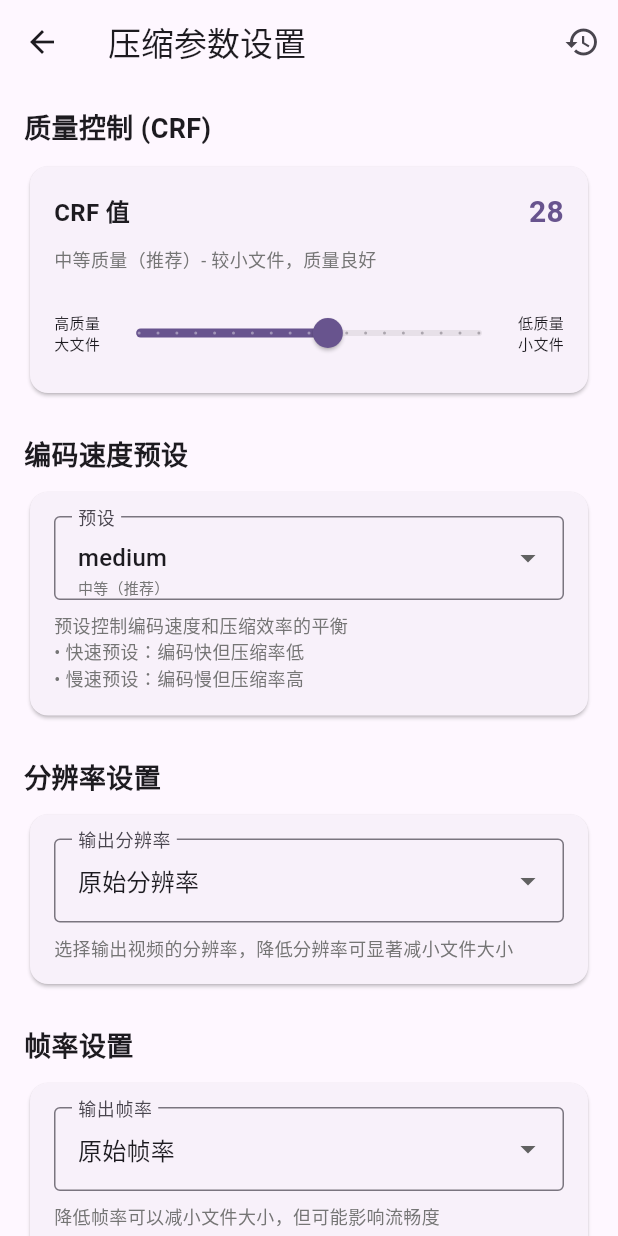
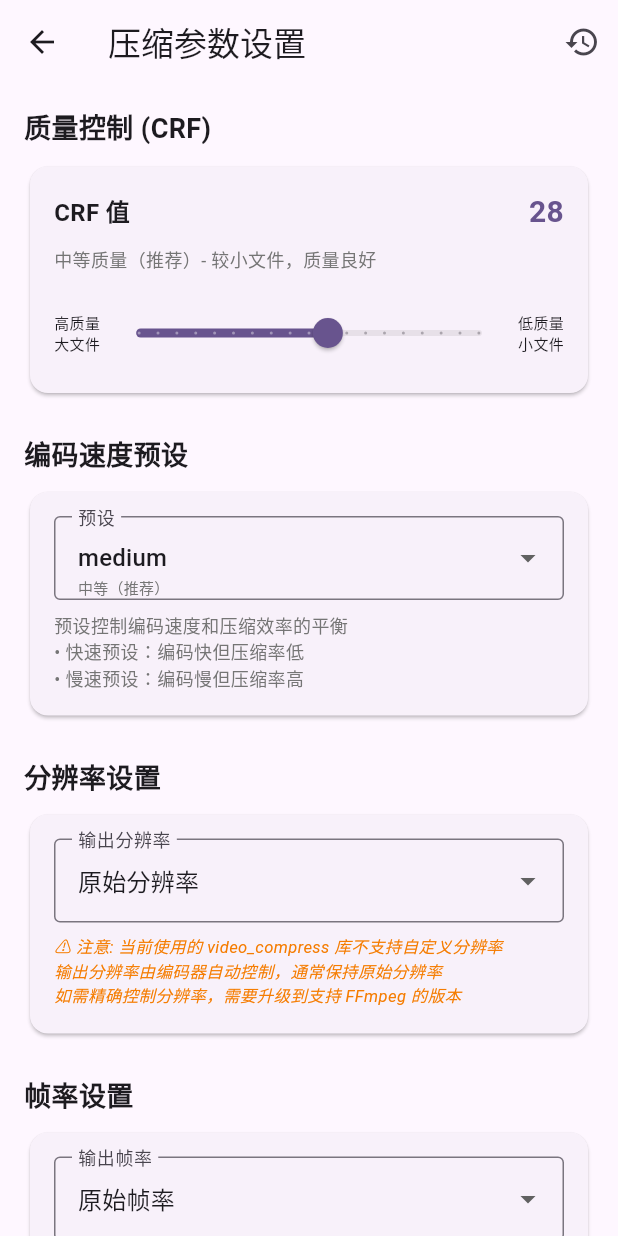
Before and after one commit to RhineLT/FFmpeg-Mobile, a Flutter app: the SettingsScreen screen opened directly, on a phone screen of 412 x 824 dp. Run offline on Flutter 3.47's test engine with Material 3 defaults, Android fonts, the phone set to English and light mode, and no system bars; our stand-ins replace file_picker, logger, permission_handler, shared_preferences; missing offline and left inert: video_compress; accounts and stored records are empty; statements that could not run were skipped; project files that could hold a hidden picture were left out.

Commit message:
fix: 读取原始视频信息并正确应用帧率设置
问题修复:
- 所有输出视频分辨率固定为960x720的问题
- 压缩前使用VideoCompress.getMediaInfo()读取原始视频元数据
- 记录原始分辨率、时长、码率等信息到日志

帧率处理:
- ✅ 支持自定义帧率设置(24/25/30/50/60 fps)
- ✅ 支持保持原始帧率(默认30fps)
- ✅ frameRate参数正确传递给VideoCompress.compressVideo()

分辨率处理:
- ⚠️ video_compress库不支持自定义分辨率参数
- 输出分辨率由VideoQuality和原始视频自动控制
- UI中添加警告说明当前库的限制
- 建议未来升级到FFmpeg以获得完整控制

技术改进:
- compressVideo()方法新增settings参数
- TaskManager正确传递compressionSettings
- 日志增强: 显示视频元数据和压缩参数
- UI提示: 区分可用功能和库限制

下一步:
- 考虑迁移到ffmpeg_kit_flutter_min包以获得完整FFmpeg功能
- 或使用flutter_ffmpeg替代方案

```diff
--- a/lib/providers/task_manager.dart
+++ b/lib/providers/task_manager.dart
@@ -239,6 +239,7 @@ class TaskManager extends ChangeNotifier {
       // Process the task
       await compressionService.compressVideo(
         task: nextTask,
+        settings: _compressionSettings,
         onProgress: (progress) {
           final index = _tasks.indexWhere((t) => t.id == nextTask.id);
           if (index != -1) {
--- a/lib/screens/settings_screen.dart
+++ b/lib/screens/settings_screen.dart
@@ -213,10 +213,13 @@ class _SettingsScreenState extends State<SettingsScreen> {
                         ),
                         const SizedBox(height: 8),
                         Text(
-                          '选择输出视频的分辨率，降低分辨率可显著减小文件大小',
+                          '⚠️ 注意: 当前使用的 video_compress 库不支持自定义分辨率\n'
+                          '输出分辨率由编码器自动控制，通常保持原始分辨率\n'
+                          '如需精确控制分辨率，需要升级到支持 FFmpeg 的版本',
                           style: TextStyle(
-                            fontSize: 12,
-                            color: Colors.grey[600],
+                            fontSize: 11,
+                            color: Colors.orange[700],
+                            fontStyle: FontStyle.italic,
                           ),
                         ),
                       ],
@@ -259,9 +262,11 @@ class _SettingsScreenState extends State<SettingsScreen> {
                         ),
                         const SizedBox(height: 8),
                         Text(
-                          '降低帧率可以减小文件大小，但可能影响流畅度',
+                          '✅ 帧率设置已生效\n'
+                          '降低帧率可以减小文件大小，但可能影响流畅度\n'
+                          '建议视频帧率: 电影24fps, 普通视频30fps, 高清60fps',
                           style: TextStyle(
-                            fontSize: 12,
+                            fontSize: 11,
                             color: Colors.grey[600],
                           ),
                         ),
```
Also changed, not shown: lib/services/video_compression_service.dart (+43 -2 lines).
